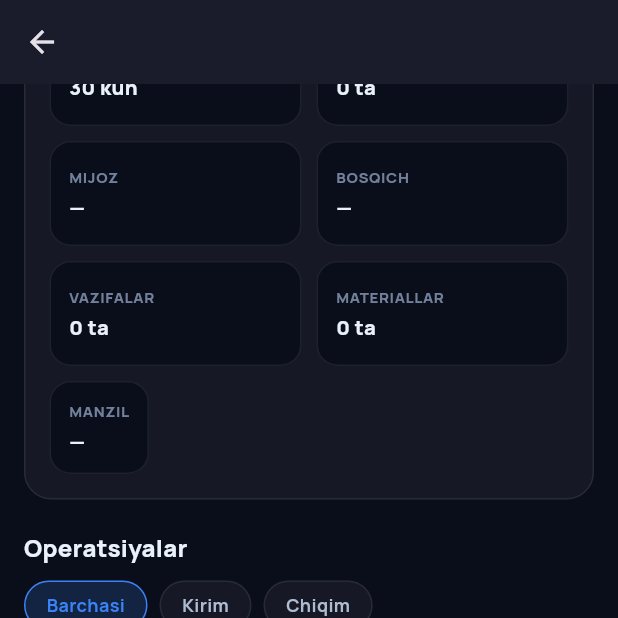
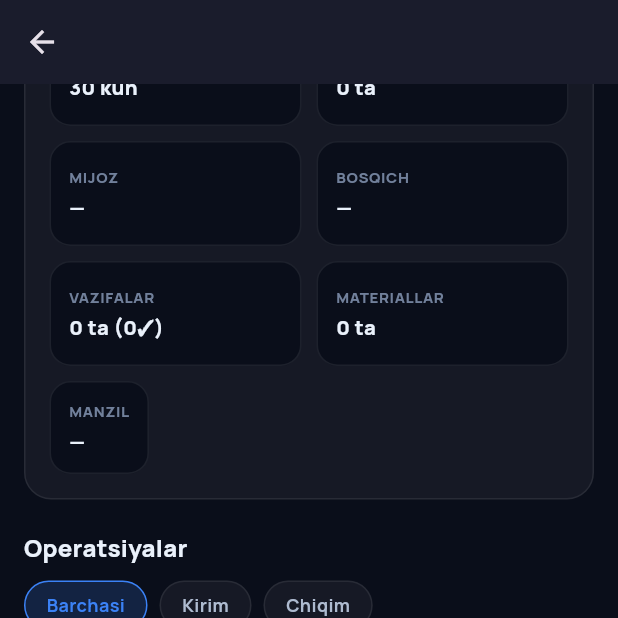
Before and after one commit to Bekzod131313/Prorab, a Flutter app: the ProjectDetailScreen screen opened directly with empty values, scrolled down 576 dp, on a phone screen of 412 x 824 dp, the top half of it. Run offline on Flutter 3.47's test engine with Material 3 defaults, Android fonts, the phone set to English and light mode, and no system bars; our stand-ins replace google_fonts, share_plus, shared_preferences, supabase_flutter; accounts and stored records are empty.

Commit message:
Show task completion ratio and material total cost in project info

```diff
--- a/flutter_app/lib/screens/project_detail_screen.dart
+++ b/flutter_app/lib/screens/project_detail_screen.dart
@@ -682,6 +682,7 @@ class _ProjectDetailScreenState extends State<ProjectDetailScreen> {
   }
 
   Future<void> _toggleTask(ObTask task) async {
+    HapticFeedback.lightImpact();
     await _taskRepo.toggleTask(task.id, task.holat);
     _load();
   }
@@ -1220,8 +1221,14 @@ class _ProjectDetailScreenState extends State<ProjectDetailScreen> {
                         _InfoTile(label: 'ISHCHILAR', value: '$workersCount ta'),
                         _InfoTile(label: 'MIJOZ', value: project.mijoz?.isNotEmpty == true ? project.mijoz! : '—'),
                         _InfoTile(label: 'BOSQICH', value: project.bosqich?.isNotEmpty == true ? project.bosqich! : '—'),
-                        _InfoTile(label: 'VAZIFALAR', value: '${_tasks.length} ta'),
-                        _InfoTile(label: 'MATERIALLAR', value: '${_materials.length} ta'),
+                        _InfoTile(label: 'VAZIFALAR', value: () {
+                          final done = _tasks.where((t) => t.holat == 'done').length;
+                          return '${_tasks.length} ta (${done}✓)';
+                        }()),
+                        _InfoTile(label: 'MATERIALLAR', value: () {
+                          final total = _materials.fold<num>(0, (s, m) => s + m.total);
+                          return total > 0 ? '${formatMoney(total)} so\'m' : '${_materials.length} ta';
+                        }()),
                       ],
                     ),
                     const SizedBox(height: 10),
```
